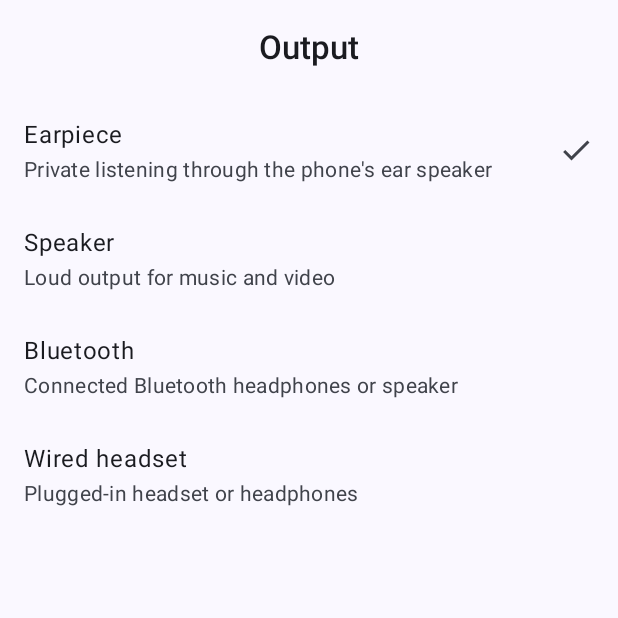
After one commit to creepy-pasta101/earpiece-switch, an Android app built with Jetpack Compose: the TilePreferencesActivity screen opened directly, with no data from a screen before it, on a phone screen of 412 x 824 dp, the top half of it. The commit adds this screen. Run offline under Robolectric (Android 15) with nearby library versions, the phone set to English and light mode, and no system bars.

Commit message:
Quick Settings: long-press output picker, stateful tile, earpiece default (#6)
Reported: the tile does not do much.

* Long-press now opens TilePreferencesActivity, which declares the QS_TILE_PREFERENCES
  intent-filter — the documented way to replace the system's default "App info"
  long-press with a real picker. It lists the four outputs and applies the one tapped.
* Tap is now a fixed toggle: not running -> hold the earpiece, running -> release. It no
  longer depends on whatever was last persisted, so it is predictable.
* The tile shows state instead of saying nothing: the subtitle is the active route while
  held, or "Off" when not, and it stays in sync with both serviceRunning and active.
* A fresh install now defaults to the earpiece rather than the speaker.

The activity is deliberately not protected with BIND_QUICK_SETTINGS_TILE: the docs call
that optional, and if an OEM's SystemUI does not hold it the long-press would fail
silently — the exact bug being fixed.

README also records why no third-party app can publish a virtual output into the system
media switcher (MediaRoute2 system-audio routing needs MODIFY_AUDIO_ROUTING).

```diff
--- a/app/src/main/java/dev/creepypasta/earpiece/data/RoutePreferences.kt
+++ b/app/src/main/java/dev/creepypasta/earpiece/data/RoutePreferences.kt
@@ -17,7 +17,9 @@ class RoutePreferences(context: Context) {
     /** Last route the user asked for; SPEAKER when nothing usable is stored. */
     var requestedRoute: AudioRoute
         get() = AudioRoute.fromKey(prefs.getString(KEY_REQUESTED_ROUTE, null))
-            ?: AudioRoute.SPEAKER
+            // Earpiece by default: that is the reason someone installs this app. It only
+            // applies to a fresh install — once the user has chosen, their choice is stored.
+            ?: AudioRoute.EARPIECE
         set(value) {
             prefs.edit().putString(KEY_REQUESTED_ROUTE, value.key).apply()
         }
--- /dev/null
+++ b/app/src/main/java/dev/creepypasta/earpiece/tile/TilePreferencesActivity.kt
@@ -0,0 +1,149 @@
+package dev.creepypasta.earpiece.tile
+
+import android.os.Bundle
+import android.util.Log
+import androidx.activity.ComponentActivity
+import androidx.activity.compose.setContent
+import androidx.activity.enableEdgeToEdge
+import androidx.compose.foundation.clickable
+import androidx.compose.foundation.layout.Column
+import androidx.compose.foundation.layout.fillMaxSize
+import androidx.compose.foundation.layout.padding
+import androidx.compose.foundation.rememberScrollState
+import androidx.compose.foundation.verticalScroll
+import androidx.compose.material.icons.Icons
+import androidx.compose.material.icons.filled.Check
+import androidx.compose.material3.CenterAlignedTopAppBar
+import androidx.compose.material3.ExperimentalMaterial3Api
+import androidx.compose.material3.Icon
+import androidx.compose.material3.ListItem
+import androidx.compose.material3.Scaffold
+import androidx.compose.material3.Text
+import androidx.compose.runtime.Composable
+import androidx.compose.runtime.getValue
+import androidx.compose.ui.Modifier
+import androidx.compose.ui.res.stringResource
+import androidx.lifecycle.compose.collectAsStateWithLifecycle
+import dev.creepypasta.earpiece.R
+import dev.creepypasta.earpiece.model.AudioRoute
+import dev.creepypasta.earpiece.service.AudioRouteService
+import dev.creepypasta.earpiece.state.RouteState
+import dev.creepypasta.earpiece.ui.theme.EarpieceTheme
+
+/**
+ * Opened by long-pressing the Quick Settings tile.
+ *
+ * The system launches whichever activity declares the
+ * `android.service.quicksettings.action.QS_TILE_PREFERENCES` intent-filter, which is what
+ * replaces the default "App info" long-press sheet. The screen is deliberately tiny: pick a
+ * route, the service is asked to hold it, the screen closes.
+ */
+class TilePreferencesActivity : ComponentActivity() {
+
+    override fun onCreate(savedInstanceState: Bundle?) {
+        enableEdgeToEdge()
+        super.onCreate(savedInstanceState)
+
+        setContent {
+            EarpieceTheme {
+                // The tile and the main screen write the same StateFlow, so the check mark
+                // follows whatever was picked last anywhere in the app.
+                val requested by RouteState.requested.collectAsStateWithLifecycle()
+                TilePreferencesScreen(
+                    requested = requested,
+                    onRouteSelected = { route -> applyAndFinish(route) },
+                )
+            }
+        }
+    }
+
+    /**
+     * Asks [AudioRouteService] to hold [route] and closes the screen either way: a refusal is
+     * logged, never surfaced as a crash — a preferences activity that dies on a background
+     * start restriction is worse than one that quietly does nothing.
+     */
+    private fun applyAndFinish(route: AudioRoute) {
+        try {
+            AudioRouteService.apply(this, route)
+        } catch (e: SecurityException) {
+            Log.w(TAG, "Route service refused to start", e)
+        } catch (e: RuntimeException) {
+            // ForegroundServiceStartNotAllowedException on API 31+, or a missing
+            // MODIFY_AUDIO_SETTINGS grant: log and close rather than take the process down.
+            Log.w(TAG, "Route service could not start", e)
+        }
+        finish()
+    }
+
+    private companion object {
+        const val TAG = "Earpiece"
+    }
+}
+
+@OptIn(ExperimentalMaterial3Api::class)
+@Composable
+private fun TilePreferencesScreen(
+    requested: AudioRoute,
+    onRouteSelected: (AudioRoute) -> Unit,
+) {
+    Scaffold(
+        topBar = {
+            CenterAlignedTopAppBar(
+                title = { Text(stringResource(R.string.tile_prefs_title)) },
+            )
+        },
+    ) { innerPadding ->
+        Column(
+            modifier = Modifier
+                .fillMaxSize()
+                .padding(innerPadding)
+                .verticalScroll(rememberScrollState()),
+        ) {
+            AudioRoute.all.forEach { route ->
+                RouteRow(
+                    route = route,
+                    selected = route == requested,
+                    onClick = { onRouteSelected(route) },
+                )
+            }
+        }
+    }
+}
+
+@Composable
+private fun RouteRow(
+    route: AudioRoute,
+    selected: Boolean,
+    onClick: () -> Unit,
+) {
+    ListItem(
+        modifier = Modifier.clickable(onClick = onClick),
+        headlineContent = { Text(stringResource(routeLabelRes(route))) },
+        supportingContent = { Text(stringResource(routeDescriptionRes(route))) },
+        // The slot is always present, so selecting a route never re-measures the row.
+        trailingContent = {
+            if (selected) {
+                Icon(
+                    imageVector = Icons.Filled.Check,
+                    contentDescription = stringResource(R.string.cd_active_route),
+                )
+            }
+        },
+    )
+}
+
+private fun routeLabelRes(route: AudioRoute): Int = when (route) {
+    AudioRoute.EARPIECE -> R.string.route_earpiece
+    AudioRoute.SPEAKER -> R.string.route_speaker
+    AudioRoute.BLUETOOTH -> R.string.route_bluetooth
+    AudioRoute.WIRED -> R.string.route_wired
+    else -> R.string.route_earpiece
+}
+
+private fun routeDescriptionRes(route: AudioRoute): Int = when (route) {
+    AudioRoute.EARPIECE -> R.string.route_earpiece_desc
+    AudioRoute.SPEAKER -> R.string.route_speaker_desc
+    AudioRoute.BLUETOOTH -> R.string.route_bluetooth_desc
+    AudioRoute.WIRED -> R.string.route_wired_desc
+    else -> R.string.route_earpiece_desc
+}
--- a/app/src/main/res/values/strings.xml
+++ b/app/src/main/res/values/strings.xml
@@ -3,6 +3,8 @@
 
     <string name="app_name">Earpiece</string>
     <string name="tile_label">Earpiece</string>
+    <string name="tile_prefs_title">Output</string>
+    <string name="tile_state_off">Off</string>
 
     <!-- Routes -->
     <string name="route_earpiece">Earpiece</string>
```
Also changed, not shown: app/src/main/AndroidManifest.xml (+13 -0 lines), app/src/main/java/dev/creepypasta/earpiece/tile/RouteTileService.kt (+44 -9 lines), 1 other file.
